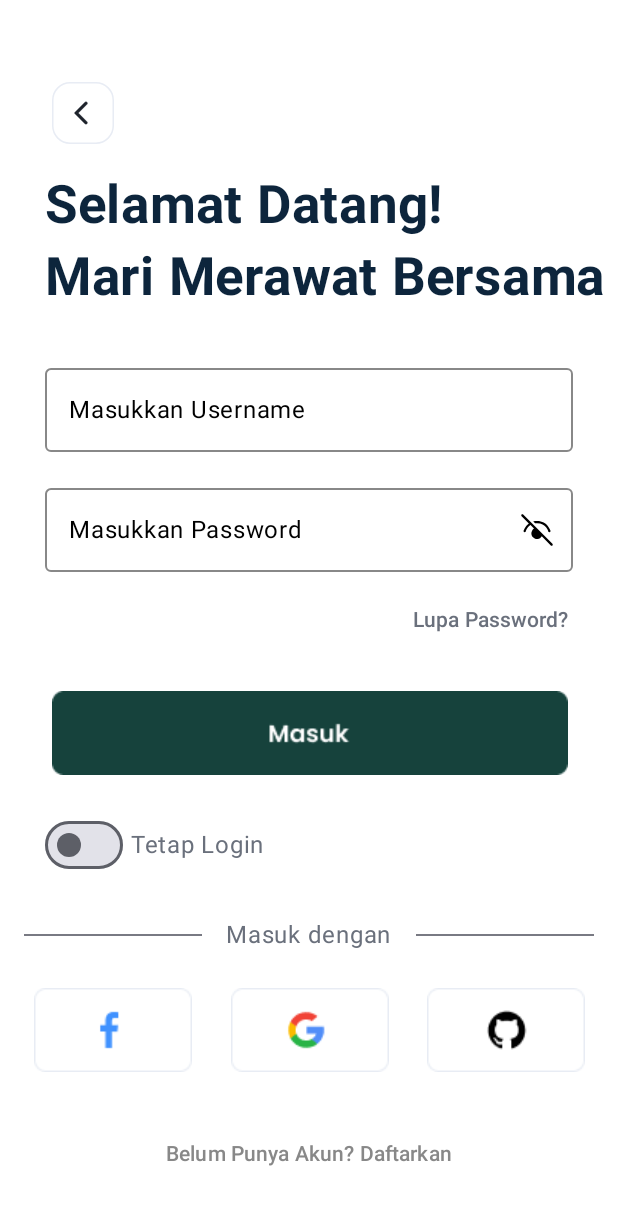
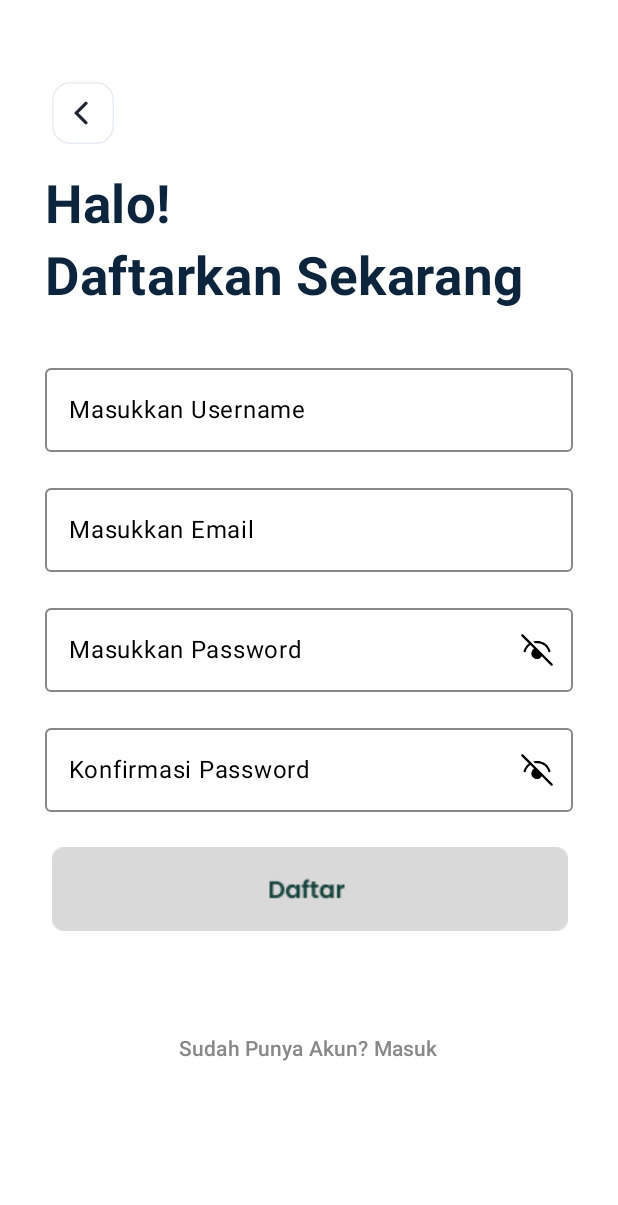
Before and after one commit to RikoMaulana22/Plantwise1, an Android app built with Jetpack Compose: the LoginScreen screen opened through its navigation route, after a tap on "Belum Punya Akun? Daftarkan", on a phone screen of 412 x 824 dp. Shown: the top 1205 px of the screen. Run offline under Robolectric (Android 15) with nearby library versions, the phone set to English and light mode, and no system bars; our stand-ins replace accompanist; 2 other taps on this screen came first.

Commit message:
Revisi di halaman Register

```diff
--- a/app/src/main/java/com/example/planwise1/LoginScreen.kt
+++ b/app/src/main/java/com/example/planwise1/LoginScreen.kt
@@ -54,7 +54,7 @@ fun LoginScreen(navHostController: NavHostController) {
             .background(color = Color.White),
         horizontalAlignment = Alignment.CenterHorizontally
     ) {
-        // Back button
+
         IconButton(onClick = { navHostController.navigate("onboarding_screen") },
             modifier = Modifier
                 .align(Alignment.Start)
@@ -70,7 +70,6 @@ fun LoginScreen(navHostController: NavHostController) {
 
         Spacer(modifier = Modifier.height(16.dp))
 
-        // Welcome message
         Text(
             modifier = Modifier
                 .align(Alignment.Start)
@@ -167,7 +166,6 @@ fun LoginScreen(navHostController: NavHostController) {
 
         Spacer(modifier = Modifier.height(16.dp))
 
-        // Remember me switch
         Row(verticalAlignment = Alignment.CenterVertically,
             modifier = Modifier
                 .align(Alignment.Start)
@@ -255,7 +253,7 @@ fun LoginScreen(navHostController: NavHostController) {
         Spacer(modifier = Modifier.height(24.dp))
 
 
-        TextButton(onClick = { /* handle register */ }) {
+        TextButton(onClick = { navHostController.navigate("register_screen") }) {
             Text("Belum Punya Akun? Daftarkan", color = Color.Gray)
         }
     }
--- a/app/src/main/java/com/example/planwise1/MainActivity.kt
+++ b/app/src/main/java/com/example/planwise1/MainActivity.kt
@@ -1,6 +1,5 @@
 package com.example.planwise1
 
-import RegistrationScreen
 import android.os.Bundle
 import androidx.activity.ComponentActivity
 import androidx.activity.compose.setContent
@@ -36,6 +35,7 @@ class MainActivity : ComponentActivity() {
                     {
                         composable("onboarding_screen") { OnboardSreen(navController) }
                         composable("logins_screen") { LoginScreen(navController) }
+                        composable("register_screen") { RegistrationScreen(navController) }
                     }
                 }
             }
--- a/app/src/main/java/com/example/planwise1/OnboardScreen.kt
+++ b/app/src/main/java/com/example/planwise1/OnboardScreen.kt
@@ -160,7 +160,7 @@ fun OnboardSreen(navHostController: NavHostController){
                     )
                 }
                 Spacer(modifier = Modifier.height(9.dp))
-                IconButton(onClick = { /*TODO()*/},
+                IconButton(onClick = { navHostController.navigate("register_screen")},
                     modifier = Modifier.width(370.dp) .height(39.dp)) {
                     Image(
                         modifier = Modifier
--- a/app/src/main/java/com/example/planwise1/Register.kt
+++ b/app/src/main/java/com/example/planwise1/Register.kt
@@ -1,134 +1,213 @@
+package com.example.planwise1
 
+import androidx.compose.foundation.Image
+import androidx.compose.foundation.background
 import androidx.compose.foundation.layout.*
 import androidx.compose.material.icons.Icons
 import androidx.compose.material.icons.filled.ArrowBack
 import androidx.compose.material3.Button
 import androidx.compose.material3.ButtonDefaults
+import androidx.compose.material3.ExperimentalMaterial3Api
 import androidx.compose.material3.Icon
 import androidx.compose.material3.IconButton
 import androidx.compose.material3.OutlinedTextField
 import androidx.compose.material3.Text
+import androidx.compose.material3.TextButton
+import androidx.compose.material3.TextFieldDefaults
 import androidx.compose.runtime.*
 import androidx.compose.ui.Alignment
 import androidx.compose.ui.Modifier
 import androidx.compose.ui.graphics.Color
+import androidx.compose.ui.layout.ContentScale
+import androidx.compose.ui.res.painterResource
+import androidx.compose.ui.text.TextStyle
 import androidx.compose.ui.text.font.FontWeight
 import androidx.compose.ui.text.input.PasswordVisualTransformation
+import androidx.compose.ui.text.input.VisualTransformation
 import androidx.compose.ui.text.style.TextAlign
 import androidx.compose.ui.tooling.preview.Preview
 import androidx.compose.ui.unit.dp
 import androidx.compose.ui.unit.sp
+import androidx.navigation.NavHostController
 
 
-
+@OptIn(ExperimentalMaterial3Api::class)
 @Composable
-fun RegistrationScreen() {
+fun RegistrationScreen(navHostController: NavHostController) {
     var username by remember { mutableStateOf("") }
     var email by remember { mutableStateOf("") }
     var password by remember { mutableStateOf("") }
     var confirmPassword by remember { mutableStateOf("") }
+    var passwordVisibility by remember { mutableStateOf(false) }
 
-    Box(
-        modifier = Modifier
-            .fillMaxSize()
-            .padding(16.dp)
-    ) {
-        // Back button positioned in the top-left corner
-        IconButton(
-            onClick = { /* Handle back action */ },
-            modifier = Modifier
-                .align(Alignment.TopStart)
-                .padding(start = 13.dp, top = 34.dp)
-
-        ) {
-            Icon(Icons.Default.ArrowBack, contentDescription = "Back")
-        }
+    val btndaftar = listOf(
+        R.drawable.btndaftar,
+        R.drawable.btndaftar2
+    )
+    var isClicked by remember { mutableStateOf(false) }
 
     Column(
         modifier = Modifier
             .fillMaxSize()
-                .padding(top = 2.dp), // Add padding to avoid overlapping with the back button
-            horizontalAlignment = Alignment.CenterHorizontally,
-            verticalArrangement = Arrangement.Center
+            .background(color = Color.White),
+        horizontalAlignment = Alignment.CenterHorizontally
     ) {
+        IconButton(
+            onClick = { navHostController.navigate("onboarding_screen") },
+            modifier = Modifier
+                .align(Alignment.Start)
+                .padding(start = 30.dp, top = 50.dp)
+                .width(50.dp)
+                .height(50.dp)
+        ) {
+            Image(
+                painter = painterResource(id = R.drawable.btnback),
+                contentDescription = null,
+                contentScale = ContentScale.Crop
+            )
+        }
+
         Spacer(modifier = Modifier.height(16.dp))
 
-            // Title
-            Text("Halo!", fontSize = 32.sp, fontWeight = FontWeight.Bold)
-            Text("Daftarkan Sekarang", fontSize = 24.sp, fontWeight = FontWeight.Bold)
+        Text(
+            modifier = Modifier
+                .align(Alignment.Start)
+                .padding(start = 30.dp),
+            text = "Halo!\n \nDaftarkan Sekarang",
+            fontSize = 35.sp,
+            fontWeight = FontWeight.Bold,
+            color = Color(0xFF0D253C),
+            textAlign = TextAlign.Left
+        )
 
-            Spacer(modifier = Modifier.height(24.dp))
+        Spacer(modifier = Modifier.height(32.dp))
 
-            // Username Field
         OutlinedTextField(
             value = username,
             onValueChange = { username = it },
-                label = { Text("Username") },
-                modifier = Modifier.fillMaxWidth()
+            label = { Text("Masukkan Username") },
+            textStyle = TextStyle(color = Color.Black, fontSize = 16.sp),
+            colors = TextFieldDefaults.outlinedTextFieldColors(
+                focusedLabelColor = Color.Black,
+                unfocusedLabelColor = Color.Black,
+                focusedBorderColor = Color.Black,
+                unfocusedBorderColor = Color.Gray
+            ),
+            modifier = Modifier
+                .fillMaxWidth()
+                .padding(start = 30.dp, end = 30.dp)
         )
 
-            Spacer(modifier = Modifier.height(8.dp))
+        Spacer(modifier = Modifier.height(16.dp))
 
-            // Email Field
         OutlinedTextField(
             value = email,
             onValueChange = { email = it },
-                label = { Text("Email") },
-                modifier = Modifier.fillMaxWidth()
+            label = { Text("Masukkan Email") },
+            textStyle = TextStyle(color = Color.Black, fontSize = 16.sp),
+            colors = TextFieldDefaults.outlinedTextFieldColors(
+                focusedLabelColor = Color.Black,
+                unfocusedLabelColor = Color.Black,
+                focusedBorderColor = Color.Black,
+                unfocusedBorderColor = Color.Gray
+            ),
+            modifier = Modifier
+                .fillMaxWidth()
+                .padding(start = 30.dp, end = 30.dp)
         )
 
-            Spacer(modifier = Modifier.height(8.dp))
+        Spacer(modifier = Modifier.height(16.dp))
 
-            // Password Field
         OutlinedTextField(
             value = password,
             onValueChange = { password = it },
-                label = { Text("Password") },
-                visualTransformation = PasswordVisualTransformation(),
-                modifier = Modifier.fillMaxWidth()
+            label = { Text("Masukkan Password") },
+            visualTransformation = if (passwordVisibility) VisualTransformation.None else PasswordVisualTransformation(),
+            textStyle = TextStyle(color = Color.Black, fontSize = 16.sp),
+            colors = TextFieldDefaults.outlinedTextFieldColors(
+                focusedLabelColor = Color.Black,
+                unfocusedLabelColor = Color.Black,
+                focusedBorderColor = Color.Black,
+                unfocusedBorderColor = Color.Gray
+            ),
+            trailingIcon = {
+
+                IconButton(
+                    onClick = { passwordVisibility = !passwordVisibility }
+                ) {
+                    val icon = if (passwordVisibility) {
+                        painterResource(id = R.drawable.notshowpw)
+                    } else {
+                        painterResource(id = R.drawable.showpw)
+                    }
+                    Icon(
+                        painter = icon, contentDescription = "Toggle password visibility",
+                        tint = Color.Black
+                    )
+                }
+            },
+            modifier = Modifier
+                .fillMaxWidth()
+                .padding(start = 30.dp, end = 30.dp)
         )
 
-            Spacer(modifier = Modifier.height(8.dp))
+        Spacer(modifier = Modifier.height(16.dp))
 
-            // Confirm Password Field
         OutlinedTextField(
             value = confirmPassword,
             onValueChange = { confirmPassword = it },
             label = { Text("Konfirmasi Password") },
-                visualTransformation = PasswordVisualTransformation(),
-                modifier = Modifier.fillMaxWidth()
+            visualTransformation = if (passwordVisibility) VisualTransformation.None else PasswordVisualTransformation(),
+            textStyle = TextStyle(color = Color.Black, fontSize = 16.sp),
+            colors = TextFieldDefaults.outlinedTextFieldColors(
+                focusedLabelColor = Color.Black,
+                unfocusedLabelColor = Color.Black,
+                focusedBorderColor = Color.Black,
+                unfocusedBorderColor = Color.Gray
+            ),
+            trailingIcon = {
+
+                IconButton(
+                    onClick = { passwordVisibility = !passwordVisibility }
+                ) {
+                    val icon = if (passwordVisibility) {
+                        painterResource(id = R.drawable.notshowpw)
+                    } else {
+                        painterResource(id = R.drawable.showpw)
+                    }
+                    Icon(
+                        painter = icon, contentDescription = "Toggle password visibility",
+                        tint = Color.Black
+                    )
+                }
+            },
+            modifier = Modifier
+                .fillMaxWidth()
+                .padding(start = 30.dp, end = 30.dp)
         )
 
         Spacer(modifier = Modifier.height(16.dp))
 
-            // Register Button
-            Button(
-                onClick = { /* Handle registration action */ },
-                modifier = Modifier.fillMaxWidth(),
-                colors = ButtonDefaults.buttonColors(containerColor = Color.Gray)
+        IconButton(
+            onClick = { isClicked = !isClicked },
+            modifier = Modifier
+                .width(370.dp)
+                .height(70.dp)
         ) {
-                Text("Daftar", color = Color.White)
+
+            Image(
+                painter = painterResource(id = if (isClicked) btndaftar[1] else btndaftar[0]),
+                contentDescription = "cari btn",
+                modifier = Modifier
+                    .width(344.dp)
+                    .height(56.dp)
+            )
         }
 
-            Spacer(modifier = Modifier.height(16.dp))
+        Spacer(modifier = Modifier.height(48.dp))
 
-            // Login Link
-            Text(
-                text = "Sudah Punya Akun? Masuk",
-                modifier = Modifier
-                    .padding(top = 16.dp),
-                color = Color.Gray,
-                fontSize = 14.sp,
-                textAlign = TextAlign.Center
-            )
+        TextButton(onClick = { navHostController.navigate("logins_screen") }) {
+            Text("Sudah Punya Akun? Masuk", color = Color.Gray)
         }
     }
 }
-
-
-
-@Preview(showBackground = true)
-@Composable
-fun PreviewRegistrationScreen() {
-    RegistrationScreen()
-}
```
Also changed, not shown: app/src/main/res/drawable/btndaftar.png (added), app/src/main/res/drawable/btndaftar2.png (added). Lines whose indentation alone changed are shown as unchanged.
